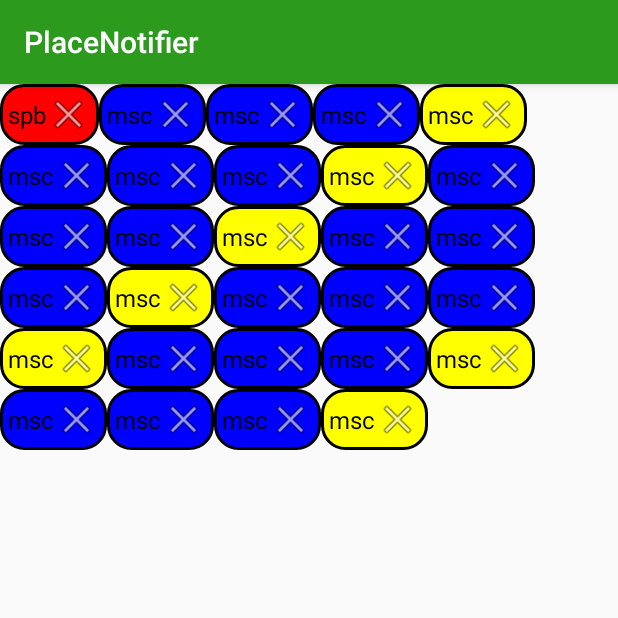
After one commit to ArtyomLobanov/place-notifier, an Android app: the fragment HotPointsListFragment shown on its own in the app's theme, on a phone screen of 412 x 824 dp, the top half of it. The commit adds this screen. Run offline under Robolectric (Android 15) with nearby library versions, the phone set to English and light mode, and no system bars; 1 statement that could not run was skipped.

Commit message:
Add fragment which (will) show users hot points

```diff
--- /dev/null
+++ b/app/src/main/java/ru/spbau/mit/placenotifier/HotPointsListFragment.java
@@ -0,0 +1,134 @@
+package ru.spbau.mit.placenotifier;
+
+import android.app.Fragment;
+import android.content.Intent;
+import android.graphics.Color;
+import android.graphics.ColorFilter;
+import android.graphics.PorterDuff;
+import android.os.AsyncTask;
+import android.os.Bundle;
+import android.support.annotation.NonNull;
+import android.text.Editable;
+import android.text.TextWatcher;
+import android.util.Log;
+import android.view.LayoutInflater;
+import android.view.View;
+import android.view.ViewGroup;
+import android.widget.AdapterView;
+import android.widget.ArrayAdapter;
+import android.widget.Button;
+import android.widget.EditText;
+import android.widget.ListView;
+import android.widget.Spinner;
+import android.widget.TextView;
+import android.widget.ToggleButton;
+
+import com.google.android.gms.maps.model.LatLng;
+
+import java.util.ArrayList;
+import java.util.Comparator;
+import java.util.List;
+
+import ru.spbau.mit.placenotifier.SmartListAdapter.ViewHolder;
+import ru.spbau.mit.placenotifier.predicates.SerializablePredicate;
+
+public class HotPointsListFragment extends Fragment {
+
+    private ViewGroup tableView;
+    private ResultRepeater resultRepeater;
+
+    @NonNull
+    @Override
+    public View onCreateView(LayoutInflater inflater, ViewGroup container, Bundle savedState) {
+        View result = inflater.inflate(R.layout.fragment_hot_points_list, container, false);
+        tableView = (ViewGroup) result.findViewById(R.id.hot_points_list_table);
+        resultRepeater = (ResultRepeater) getActivity();
+        new Loader().execute();
+        return result;
+    }
+
+    private View createItem(HotPoint hotPoint) {
+        View view = View.inflate(getActivity(), R.layout.hot_points_list_item, null);
+        view.setOnClickListener(editHotPoint);
+
+        TextView nameView = (TextView) view.findViewById(R.id.item_name);
+        nameView.setOnClickListener(editHotPoint);
+
+        Button deleteButton = (Button) view.findViewById(R.id.item_delete_button);
+        deleteButton.setOnClickListener(deleteHotPoint);
+        deleteButton.setTag(view);
+        updateItem(view, hotPoint);
+        return view;
+    }
+
+    private void updateItem(@NonNull View view, @NonNull HotPoint hotPoint) {
+        view.setTag(hotPoint);
+        view.getBackground().setColorFilter(hotPoint.getColor(), PorterDuff.Mode.MULTIPLY);
+
+        TextView nameView = (TextView) view.findViewById(R.id.item_name);
+        nameView.setText(hotPoint.getName());
+        nameView.setTag(hotPoint);
+    }
+
+    private final View.OnClickListener editHotPoint = (v) -> {
+        Intent intent = HotPointEditor.builder()
+                .setPrototype((HotPoint) v.getTag())
+                .build(getActivity());
+        resultRepeater.getParentActivity()
+                .startActivityForResult(intent, MainActivity.HOT_POINT_CHANGING_REQUEST_CODE);
+    };
+
+    private final View.OnClickListener deleteHotPoint = (v) -> {
+        // todo remove from database
+        tableView.removeView((View) v.getTag());
+    };
+
+    private static final HotPoint[] hp = {new HotPoint("spb", new LatLng(30, 60), Color.RED, 15),
+            new HotPoint("msc", new LatLng(40, 59), Color.BLUE, 14),
+            new HotPoint("msc", new LatLng(40, 59), Color.BLUE, 14),
+            new HotPoint("msc", new LatLng(40, 59), Color.BLUE, 14),
+            new HotPoint("msc", new LatLng(40, 59), Color.YELLOW, 14),
+            new HotPoint("msc", new LatLng(40, 59), Color.BLUE, 14),
+            new HotPoint("msc", new LatLng(40, 59), Color.BLUE, 14),
+            new HotPoint("msc", new LatLng(40, 59), Color.BLUE, 14),
+            new HotPoint("msc", new LatLng(40, 59), Color.YELLOW, 14),
+            new HotPoint("msc", new LatLng(40, 59), Color.BLUE, 14),
+            new HotPoint("msc", new LatLng(40, 59), Color.BLUE, 14),
+            new HotPoint("msc", new LatLng(40, 59), Color.BLUE, 14),
+            new HotPoint("msc", new LatLng(40, 59), Color.YELLOW, 14),
+            new HotPoint("msc", new LatLng(40, 59), Color.BLUE, 14),
+            new HotPoint("msc", new LatLng(40, 59), Color.BLUE, 14),
+            new HotPoint("msc", new LatLng(40, 59), Color.BLUE, 14),
+            new HotPoint("msc", new LatLng(40, 59), Color.YELLOW, 14),
+            new HotPoint("msc", new LatLng(40, 59), Color.BLUE, 14),
+            new HotPoint("msc", new LatLng(40, 59), Color.BLUE, 14),
+            new HotPoint("msc", new LatLng(40, 59), Color.BLUE, 14),
+            new HotPoint("msc", new LatLng(40, 59), Color.YELLOW, 14),
+            new HotPoint("msc", new LatLng(40, 59), Color.BLUE, 14),
+            new HotPoint("msc", new LatLng(40, 59), Color.BLUE, 14),
+            new HotPoint("msc", new LatLng(40, 59), Color.BLUE, 14),
+            new HotPoint("msc", new LatLng(40, 59), Color.YELLOW, 14),
+            new HotPoint("msc", new LatLng(40, 59), Color.BLUE, 14),
+            new HotPoint("msc", new LatLng(40, 59), Color.BLUE, 14),
+            new HotPoint("msc", new LatLng(40, 59), Color.BLUE, 14),
+            new HotPoint("msc", new LatLng(40, 59), Color.YELLOW, 14)};
+
+    private final class Loader extends AsyncTask<Void, Void, List<HotPoint>>  {
+        @Override
+        protected List<HotPoint> doInBackground(Void... voids) {
+            List<HotPoint> list = new ArrayList<>();
+            for (HotPoint point: hp) {
+                list.add(point);
+            }
+            return list;
+        }
+
+        @Override
+        protected void onPostExecute(List<HotPoint> hotPoints) {
+            for (HotPoint hotPoint : hotPoints) {
+                tableView.addView(createItem(hotPoint));
+            }
+        }
+    }
+
+}
--- a/app/src/main/java/ru/spbau/mit/placenotifier/MainActivity.java
+++ b/app/src/main/java/ru/spbau/mit/placenotifier/MainActivity.java
@@ -24,6 +24,8 @@ public class MainActivity extends AppCompatActivity
 
     static final int ALARM_CREATING_REQUEST_CODE = 566;
     static final int ALARM_CHANGING_REQUEST_CODE = 239;
+    static final int HOT_POINT_CREATING_REQUEST_CODE = 555;
+    static final int HOT_POINT_CHANGING_REQUEST_CODE = 222;
 
     private DrawerLayout drawerLayout;
     private List<ResultRepeater.ResultListener> listeners;
@@ -85,7 +87,7 @@ public class MainActivity extends AppCompatActivity
                 fragment = new SynchronizationFragment();
                 break;
             case R.id.info_menu:
-                fragment = new InfoFragment();
+                fragment = new HotPointsListFragment();
                 break;
             case R.id.settings_menu:
                 fragment = new SettingsFragment();
--- /dev/null
+++ b/app/src/main/res/layout/fragment_hot_points_list.xml
@@ -0,0 +1,15 @@
+<?xml version="1.0" encoding="utf-8"?>
+<LinearLayout xmlns:android="http://schemas.android.com/apk/res/android"
+    android:orientation="vertical" android:layout_width="match_parent"
+    android:layout_height="match_parent">
+
+    <ScrollView
+        android:layout_width="match_parent"
+        android:layout_height="match_parent">
+
+        <ru.spbau.mit.placenotifier.FlowLayout
+            android:layout_width="match_parent"
+            android:layout_height="wrap_content"
+            android:id="@+id/hot_points_list_table"/>
+    </ScrollView>
+</LinearLayout>
--- /dev/null
+++ b/app/src/main/res/layout/hot_points_list_item.xml
@@ -0,0 +1,23 @@
+<?xml version="1.0" encoding="utf-8"?>
+<LinearLayout xmlns:android="http://schemas.android.com/apk/res/android"
+    android:orientation="horizontal"
+    android:layout_width="wrap_content"
+    android:layout_height="wrap_content"
+    android:background="@drawable/hot_point_button"
+    android:padding="5dp">
+
+    <TextView
+        android:layout_width="wrap_content"
+        android:layout_height="wrap_content"
+        android:id="@+id/item_name"
+        android:textColor="@android:color/black"
+        android:textSize="16sp"
+        android:text="erdln" />
+
+    <Button
+        android:id="@+id/item_delete_button"
+        android:background="@android:drawable/ic_menu_close_clear_cancel"
+        android:layout_width="30dp"
+        android:layout_height="30dp"
+        android:textSize="16sp" />
+</LinearLayout>
```
